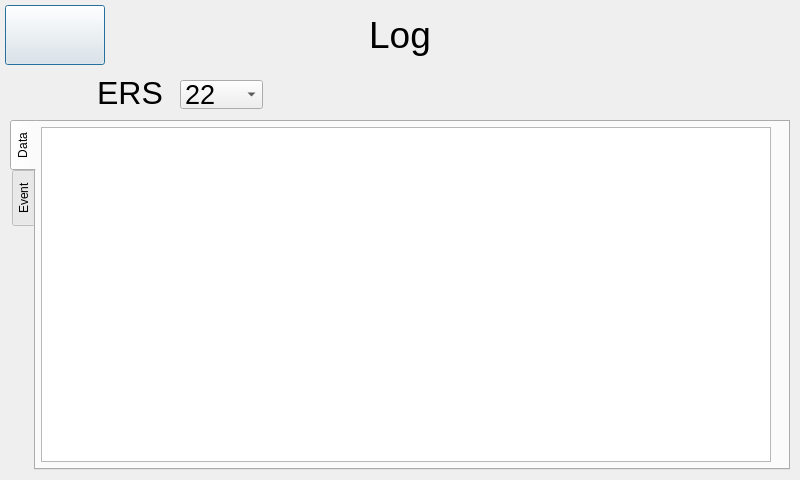
The window that logdialog.ui (Keithsys730/ERC_UI_DEMO) describes before a commit, drawn with Qt 5.
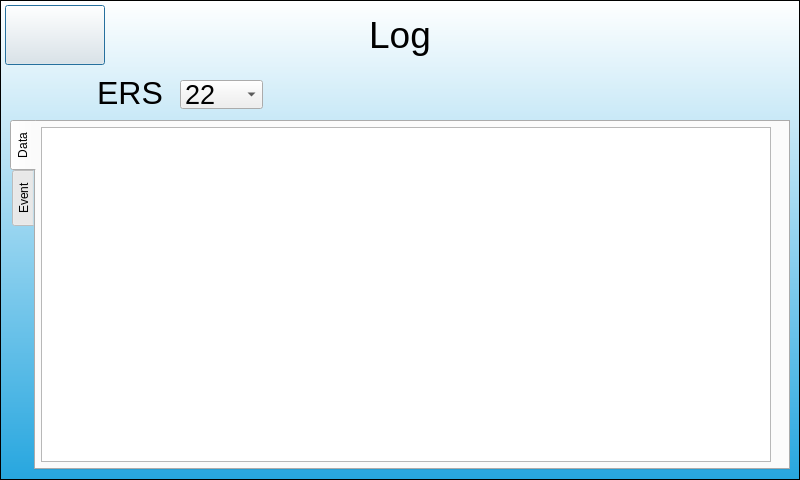
The same window after the commit. Icons and pictures are not drawn.

Commit message: Add base frames for each screen for ui background color...etc.

```diff
--- a/logdialog.ui
+++ b/logdialog.ui
@@ -301,6 +301,31 @@
     </property>
    </item>
   </widget>
+  <widget class="QFrame" name="baseFrame">
+   <property name="geometry">
+    <rect>
+     <x>0</x>
+     <y>0</y>
+     <width>800</width>
+     <height>480</height>
+    </rect>
+   </property>
+   <property name="styleSheet">
+    <string notr="true">background-color: qlineargradient(spread:pad, x1:0, y1:1, x2:0, y2:0, stop:0 rgba(38, 166, 223, 255), stop:1 rgba(255, 255, 255, 255));</string>
+   </property>
+   <property name="frameShape">
+    <enum>QFrame::StyledPanel</enum>
+   </property>
+   <property name="frameShadow">
+    <enum>QFrame::Raised</enum>
+   </property>
+  </widget>
+  <zorder>baseFrame</zorder>
+  <zorder>returnMainButton</zorder>
+  <zorder>logLabel</zorder>
+  <zorder>logTabWidget</zorder>
+  <zorder>ersIndexLabel</zorder>
+  <zorder>ersIndexComboBox</zorder>
  </widget>
  <resources/>
  <connections/>
```
Left out of the diff: 6 changed lines with no effect on the pictures. The commit also changes 4 other files.
